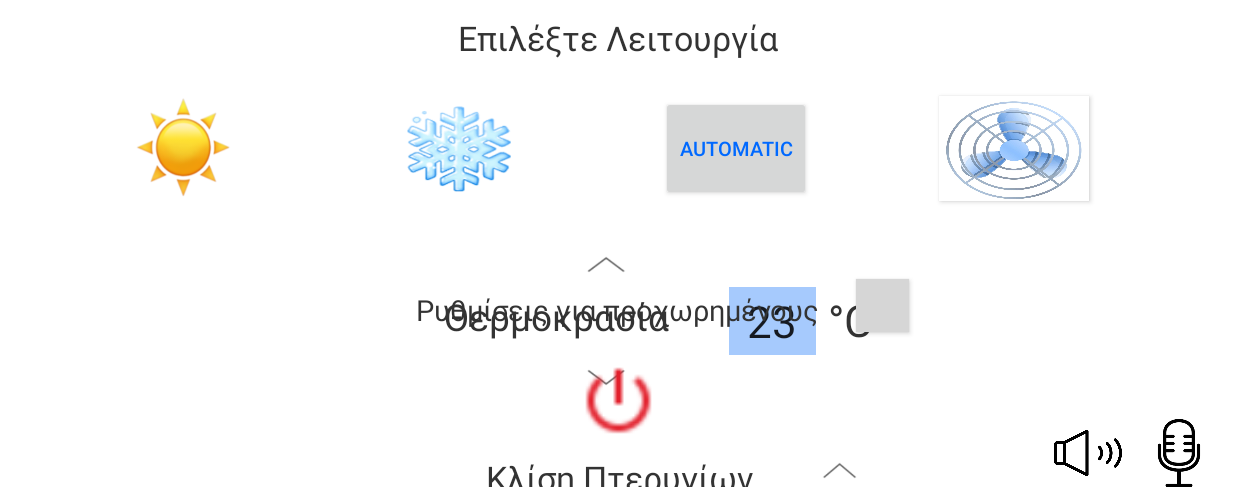
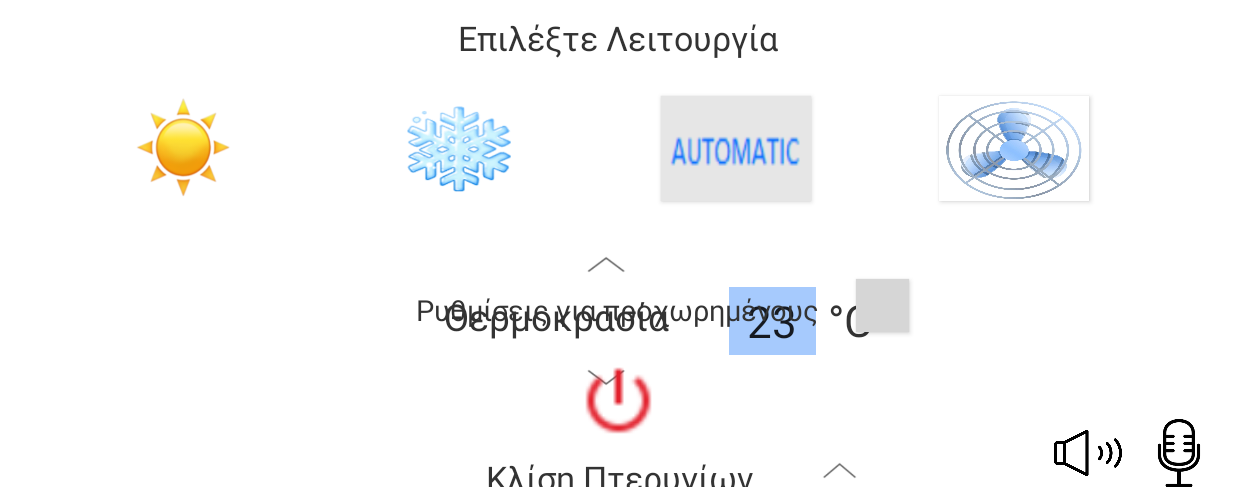
Before and after one commit to CharaGergi/AirConApp, an Android app: the AirConActivity screen opened directly, with no data from a screen before it, on a phone screen of 824 x 412 dp (held sideways), the part 131-618 px from its top. Run offline under Robolectric (Android 15) with nearby library versions, the phone set to English and light mode, and no system bars; 2 statements that could not run were skipped; grey boxes are pictures that could not be loaded.

Commit message:
automatic button

```diff
--- a/app/src/main/res/layout/activity_air_con.xml
+++ b/app/src/main/res/layout/activity_air_con.xml
@@ -97,8 +97,7 @@
         android:layout_height="70dp"
         android:layout_marginStart="85dp"
         android:layout_marginTop="64dp"
-        android:text="Automatic"
-        android:textColor="#0069FF"
+        android:background="@drawable/automatic_icon"
         android:textSize="13dp"
         app:layout_constraintStart_toEndOf="@+id/coldBtn"
         app:layout_constraintTop_toBottomOf="@+id/logo" />
```
Also changed, not shown: app/src/main/java/com/example/airconapp/view/AirCon/AirConActivity.java (+8 -8 lines), app/src/main/res/drawable/automatic_icon.png (added), app/src/main/res/drawable/automatic_icon_selected.png (added).
